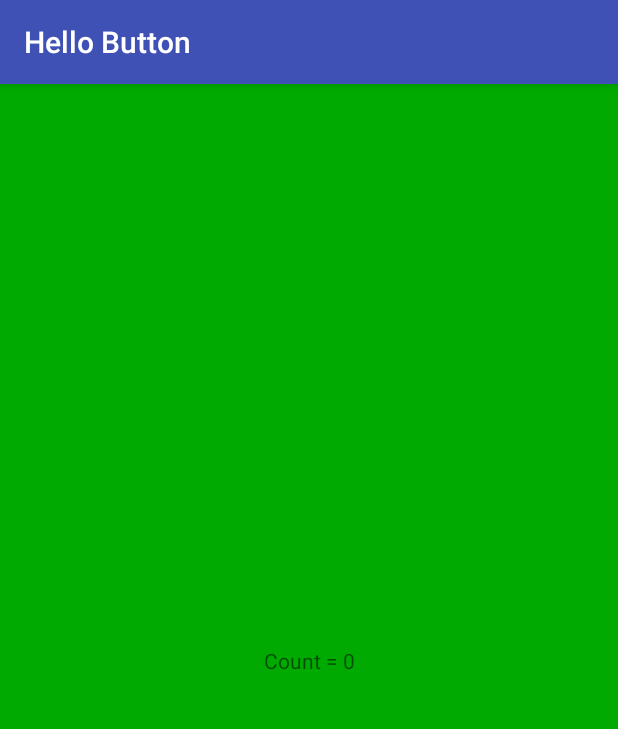
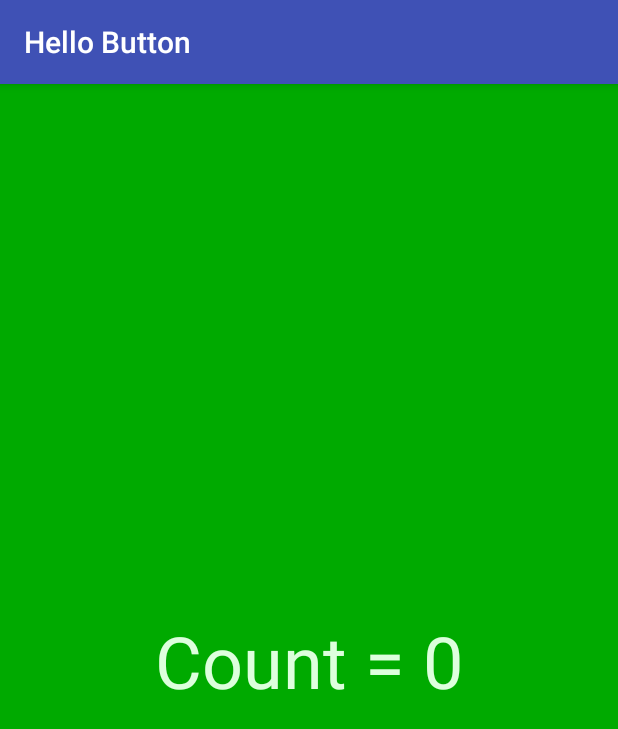
Before and after one commit to hurlingfan11/Hello-Button-App, an Android app: the screen it shows after launch (MainActivity), on a phone screen of 412 x 824 dp. Shown: the top 729 px of the screen. Run offline under Robolectric (Android 15) with nearby library versions, the phone set to English and light mode, and no system bars.

Commit message:
Changed Colour and Text Size

```diff
--- a/HelloButton/HelloButton/app/src/main/res/layout/activity_main.xml
+++ b/HelloButton/HelloButton/app/src/main/res/layout/activity_main.xml
@@ -5,12 +5,15 @@
     android:layout_width="match_parent"
     android:layout_height="match_parent"
     android:background="@color/background"
+
     tools:context=".MainActivity">
 
     <TextView
         android:layout_width="wrap_content"
         android:layout_height="wrap_content"
         android:text="@string/message_start"
+        android:textColor="@color/text"
+        android:textSize="48sp"
         app:layout_constraintBottom_toBottomOf="parent"
         app:layout_constraintLeft_toLeftOf="parent"
         app:layout_constraintRight_toRightOf="parent"
```
